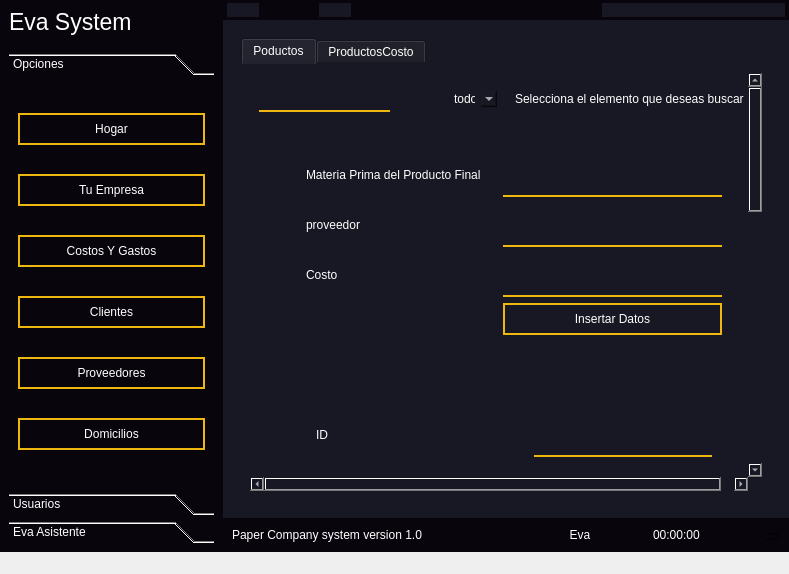
This is ui/EvaSystem.ui in leonardo2322/Eva as Qt 5 draws it before an edit. The edited form follows.
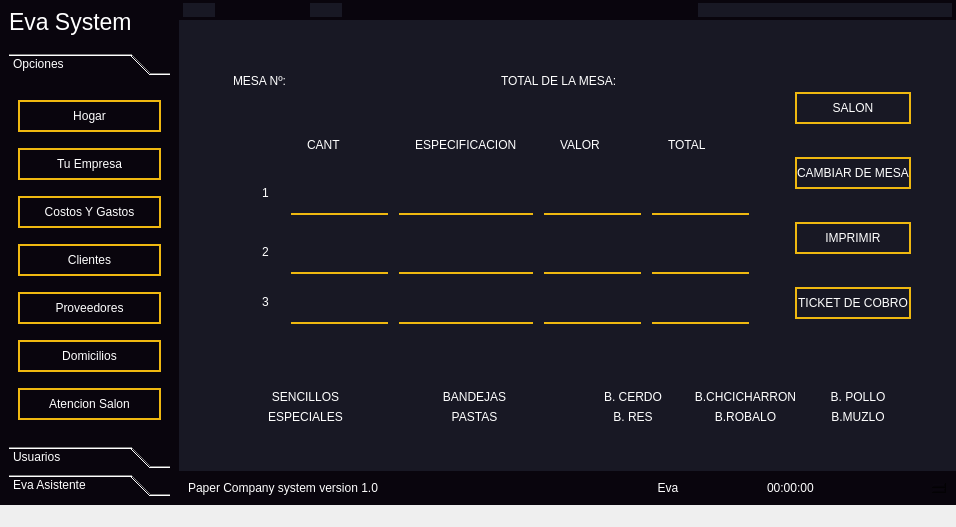
This is the edited form. The open tabs and pages were chosen to show the change. Icons and pictures are not drawn.

Patch:
```diff
--- a/ui/EvaSystem.ui
+++ b/ui/EvaSystem.ui
@@ -6,8 +6,8 @@
    <rect>
     <x>0</x>
     <y>0</y>
-    <width>789</width>
-    <height>574</height>
+    <width>956</width>
+    <height>527</height>
    </rect>
   </property>
   <property name="windowTitle">
@@ -153,8 +153,8 @@
               <rect>
                <x>0</x>
                <y>0</y>
-               <width>209</width>
-               <height>362</height>
+               <width>192</width>
+               <height>315</height>
               </rect>
              </property>
              <attribute name="icon">
@@ -234,6 +234,13 @@
                 </property>
                </widget>
               </item>
+              <item>
+               <widget class="QPushButton" name="bt_rest">
+                <property name="text">
+                 <string>Atencion Salon</string>
+                </property>
+               </widget>
+              </item>
              </layout>
             </widget>
             <widget class="QWidget" name="page_2users">
@@ -961,8 +968,8 @@
                       <rect>
                        <x>0</x>
                        <y>0</y>
-                       <width>513</width>
-                       <height>1211</height>
+                       <width>846</width>
+                       <height>1566</height>
                       </rect>
                      </property>
                      <layout class="QVBoxLayout" name="verticalLayout_19">
@@ -990,116 +997,6 @@
                          <property name="bottomMargin">
                           <number>0</number>
                          </property>
-                         <item>
-                          <widget class="QFrame" name="frame_16">
-                           <property name="frameShape">
-                            <enum>QFrame::StyledPanel</enum>
-                           </property>
-                           <property name="frameShadow">
-                            <enum>QFrame::Raised</enum>
-                           </property>
-                           <layout class="QHBoxLayout" name="horizontalLayout_17">
-                            <property name="spacing">
-                             <number>0</number>
-                            </property>
-                            <property name="leftMargin">
-                             <number>0</number>
-                            </property>
-                            <property name="topMargin">
-                             <number>0</number>
-                            </property>
-                            <property name="rightMargin">
-                             <number>0</number>
-                            </property>
-                            <property name="bottomMargin">
-                             <number>0</number>
-                            </property>
-                            <item>
-                             <widget class="QLineEdit" name="lineEdit">
-                              <property name="styleSheet">
-                               <string notr="true">QLineEdit{
-	height:25px;
-	border-bottom:2px solid #efb810;
-	width:100px
-}
-
-QLineEdit:hover{
-	background-color: rgba(9,5,13,.7)	
-}</string>
-                              </property>
-                             </widget>
-                            </item>
-                           </layout>
-                          </widget>
-                         </item>
-                         <item>
-                          <widget class="QFrame" name="frame_17">
-                           <property name="frameShape">
-                            <enum>QFrame::StyledPanel</enum>
-                           </property>
-                           <property name="frameShadow">
-                            <enum>QFrame::Raised</enum>
-                           </property>
-                           <layout class="QHBoxLayout" name="horizontalLayout_16">
-                            <item>
-                             <widget class="QPushButton" name="btn_search_in_costos">
-                              <property name="text">
-                               <string/>
-                              </property>
-                              <property name="icon">
-                               <iconset>
-                                <normaloff>:/icons/search.svg</normaloff>:/icons/search.svg</iconset>
-                              </property>
-                             </widget>
-                            </item>
-                           </layout>
-                          </widget>
-                         </item>
-                         <item>
-                          <widget class="QFrame" name="frame_19">
-                           <property name="frameShape">
-                            <enum>QFrame::StyledPanel</enum>
-                           </property>
-                           <property name="frameShadow">
-                            <enum>QFrame::Raised</enum>
-                           </property>
-                           <layout class="QHBoxLayout" name="horizontalLayout_18">
-                            <item>
-                             <widget class="QComboBox" name="comboBox">
-                              <item>
-                               <property name="text">
-                                <string>todos</string>
-                               </property>
-                              </item>
-                              <item>
-                               <property name="text">
-                                <string>fecha</string>
-                               </property>
-                              </item>
-                             </widget>
-                            </item>
-                           </layout>
-                          </widget>
-                         </item>
-                         <item>
-                          <widget class="QFrame" name="frame_18">
-                           <property name="frameShape">
-                            <enum>QFrame::StyledPanel</enum>
-                           </property>
-                           <property name="frameShadow">
-                            <enum>QFrame::Raised</enum>
-                           </property>
-                           <layout class="QHBoxLayout" name="horizontalLayout_13">
-                            <item>
-                             <widget class="QLabel" name="label_5">
-                              <property name="text">
-                               <string>Selecciona el elemento que deseas buscar</string>
-                              </property>
-                             </widget>
-                            </item>
-                           </layout>
-                          </widget>
-                         </item>
                         </layout>
                        </widget>
                       </item>
@@ -1192,6 +1089,66 @@
                                 </property>
                                </widget>
                               </item>
+                              <item row="4" column="1">
+                               <layout class="QGridLayout" name="gridLayout_3" rowstretch="0,0,0,0" columnstretch="0,0">
+                                <property name="leftMargin">
+                                 <number>10</number>
+                                </property>
+                                <property name="topMargin">
+                                 <number>10</number>
+                                </property>
+                                <property name="rightMargin">
+                                 <number>10</number>
+                                </property>
+                                <property name="bottomMargin">
+                                 <number>10</number>
+                                </property>
+                                <property name="horizontalSpacing">
+                                 <number>10</number>
+                                </property>
+                                <item row="1" column="1">
+                                 <widget class="QLineEdit" name="lnEdit_ID_Delete_Cyg"/>
+                                </item>
+                                <item row="1" column="0">
+                                 <widget class="QLabel" name="label_7">
+                                  <property name="text">
+                                   <string>ID</string>
+                                  </property>
+                                 </widget>
+                                </item>
+                                <item row="2" column="0">
+                                 <widget class="QLabel" name="label_8">
+                                  <property name="text">
+                                   <string>Nombre</string>
+                                  </property>
+                                 </widget>
+                                </item>
+                                <item row="3" column="0">
+                                 <widget class="QLabel" name="label_10">
+                                  <property name="text">
+                                   <string>Introducir nombre o ID para eliminar</string>
+                                  </property>
+                                 </widget>
+                                </item>
+                                <item row="3" column="1">
+                                 <widget class="QPushButton" name="btn_delete_cyg">
+                                  <property name="text">
+                                   <string>Eliminar</string>
+                                  </property>
+                                 </widget>
+                                </item>
+                                <item row="2" column="1">
+                                 <widget class="QLineEdit" name="lineEdit_6"/>
+                                </item>
+                                <item row="0" column="0">
+                                 <widget class="QLabel" name="label_35">
+                                  <property name="text">
+                                   <string>Eliminar datos de la tabla  materia prima</string>
+                                  </property>
+                                 </widget>
+                                </item>
+                               </layout>
+                              </item>
                              </layout>
                             </item>
                            </layout>
@@ -1249,7 +1206,7 @@
                            </property>
                            <layout class="QVBoxLayout" name="verticalLayout_36">
                             <item>
-                             <layout class="QGridLayout" name="gridLayout_3" rowstretch="0,0,0" columnstretch="0,0">
+                             <layout class="QGridLayout" name="gridLayout" rowstretch="0,0,0" columnstretch="0,0,0,0,0,0" rowminimumheight="0,0,0" columnminimumwidth="0,0,0,0,0,0">
                               <property name="leftMargin">
                                <number>10</number>
                               </property>
@@ -1266,24 +1223,24 @@
                                <number>10</number>
                               </property>
                               <item row="1" column="0">
-                               <widget class="QLabel" name="label_8">
+                               <widget class="QLabel" name="label_37">
                                 <property name="text">
                                  <string>Nombre</string>
                                 </property>
                                </widget>
                               </item>
-                              <item row="0" column="1">
-                               <widget class="QLineEdit" name="lnEdit_ID_Delete_Cyg"/>
-                              </item>
-                              <item row="0" column="0">
-                               <widget class="QLabel" name="label_7">
-                                <property name="text">
-                                 <string>ID</string>
-                                </property>
-                               </widget>
+                              <item row="2" column="5">
+                               <widget class="QLineEdit" name="lineEdit_16"/>
                               </item>
                               <item row="1" column="1">
-                               <widget class="QLineEdit" name="lineEdit_6"/>
+                               <widget class="QLineEdit" name="lineEdit_13">
+                                <property name="minimumSize">
+                                 <size>
+                                  <width>120</width>
+                                  <height>0</height>
+                                 </size>
+                                </property>
+                               </widget>
                               </item>
                               <item row="2" column="1">
                                <widget class="QPushButton" name="btn_delete_cyg">
@@ -1311,6 +1268,22 @@
                            </property>
                           </widget>
                          </item>
+                         <item>
+                          <spacer name="verticalSpacer">
+                           <property name="orientation">
+                            <enum>Qt::Vertical</enum>
+                           </property>
+                           <property name="sizeType">
+                            <enum>QSizePolicy::Minimum</enum>
+                           </property>
+                           <property name="sizeHint" stdset="0">
+                            <size>
+                             <width>20</width>
+                             <height>70</height>
+                            </size>
+                           </property>
+                          </spacer>
+                         </item>
                          <item>
                           <widget class="QFrame" name="frame_21">
                            <property name="frameShape">
@@ -1410,44 +1383,6 @@
                               </column>
                              </widget>
                             </item>
-                            <item>
-                             <widget class="QLabel" name="label_2">
-                              <property name="font">
-                               <font>
-                                <pointsize>12</pointsize>
-                               </font>
-                              </property>
-                              <property name="styleSheet">
-                               <string notr="true">QLabel{
-	background-color:rgba(0,0,0,.5);
-	height:20px;
-	border-radius:20px;
-}</string>
-                              </property>
-                              <property name="text">
-                               <string>Esta seccion te muestra la comparativa de precios De proveedores</string>
-                              </property>
-                             </widget>
-                            </item>
-                            <item>
-                             <widget class="QTableWidget" name="tableWidget_3">
-                              <column>
-                               <property name="text">
-                                <string>ID</string>
-                               </property>
-                              </column>
-                              <column>
-                               <property name="text">
-                                <string>Provedor</string>
-                               </property>
-                              </column>
-                              <column>
-                               <property name="text">
-                                <string>Costo</string>
-                               </property>
-                              </column>
-                             </widget>
-                            </item>
                            </layout>
                           </widget>
                          </item>
@@ -1879,6 +1814,437 @@
               </item>
              </layout>
             </widget>
+            <widget class="QWidget" name="stk_Atencion_salon">
+             <layout class="QVBoxLayout" name="verticalLayout_44">
+              <item>
+               <widget class="QFrame" name="frame_18">
+                <property name="frameShape">
+                 <enum>QFrame::StyledPanel</enum>
+                </property>
+                <property name="frameShadow">
+                 <enum>QFrame::Raised</enum>
+                </property>
+                <layout class="QVBoxLayout" name="verticalLayout_45">
+                 <item>
+                  <widget class="QFrame" name="frame_16">
+                   <property name="frameShape">
+                    <enum>QFrame::StyledPanel</enum>
+                   </property>
+                   <property name="frameShadow">
+                    <enum>QFrame::Raised</enum>
+                   </property>
+                   <layout class="QHBoxLayout" name="horizontalLayout_13">
+                    <item>
+                     <widget class="QFrame" name="frame_19">
+                      <property name="frameShape">
+                       <enum>QFrame::StyledPanel</enum>
+                      </property>
+                      <property name="frameShadow">
+                       <enum>QFrame::Raised</enum>
+                      </property>
+                      <layout class="QVBoxLayout" name="verticalLayout_46">
+                       <item>
+                        <widget class="QFrame" name="frame_37">
+                         <property name="styleSheet">
+                          <string notr="true">QPushButton{
+	border-radius:30px;
+	border: 2px solid #efb810;
+	padding:7px 0;
+}
+
+QPushButton:hover{
+	background-color: rgba(239,184,16,.5)
+}</string>
+                         </property>
+                         <property name="frameShape">
+                          <enum>QFrame::StyledPanel</enum>
+                         </property>
+                         <property name="frameShadow">
+                          <enum>QFrame::Raised</enum>
+                         </property>
+                         <layout class="QHBoxLayout" name="horizontalLayout_17">
+                          <item>
+                           <widget class="QLabel" name="label_52">
+                            <property name="text">
+                             <string>MESA Nº:</string>
+                            </property>
+                           </widget>
+                          </item>
+                          <item>
+                           <widget class="QLabel" name="label_53">
+                            <property name="text">
+                             <string>TOTAL DE LA MESA:</string>
+                            </property>
+                           </widget>
+                          </item>
+                         </layout>
+                        </widget>
+                       </item>
+                       <item>
+                        <widget class="QFrame" name="frame_38">
+                         <property name="styleSheet">
+                          <string notr="true">*{
+	padding:13px;
+}
+
+QLineEdit{
+	border-bottom:2px solid #efb810;
+}
+
+QLineEdit:hover{
+	background-color: rgba(9,5,13,.7)	
+}
+QRadioButton,QCheckBox{
+	background-color:rgba(128,128,128,.5);
+	border-radius:50px;
+}
+QDateEdit{
+	background-color:rgba(255,255,255,.3);
+	color:#000
+}</string>
+                         </property>
+                         <property name="frameShape">
+                          <enum>QFrame::StyledPanel</enum>
+                         </property>
+                         <property name="frameShadow">
+                          <enum>QFrame::Raised</enum>
+                         </property>
+                         <layout class="QVBoxLayout" name="verticalLayout_47">
+                          <item>
+                           <layout class="QGridLayout" name="gridLayout_2" rowstretch="0,0,0,0,0" rowminimumheight="0,0,0,0,0" columnminimumwidth="0,0,0,0,0,0,0,0">
+                            <item row="3" column="3">
+                             <widget class="QLineEdit" name="lineEdit_27"/>
+                            </item>
+                            <item row="4" column="7">
+                             <widget class="QLineEdit" name="lineEdit_33"/>
+                            </item>
+                            <item row="1" column="1">
+                             <widget class="QLineEdit" name="lineEdit_24"/>
+                            </item>
+                            <item row="0" column="3">
+                             <widget class="QLabel" name="label_5">
+                              <property name="text">
+                               <string>ESPECIFICACION</string>
+                              </property>
+                             </widget>
+                            </item>
+                            <item row="0" column="5">
+                             <widget class="QLabel" name="label_50">
+                              <property name="text">
+                               <string>VALOR</string>
+                              </property>
+                             </widget>
+                            </item>
+                            <item row="3" column="5">
+                             <widget class="QLineEdit" name="lineEdit_28"/>
+                            </item>
+                            <item row="1" column="4">
+                             <spacer name="horizontalSpacer">
+                              <property name="orientation">
+                               <enum>Qt::Horizontal</enum>
+                              </property>
+                              <property name="sizeHint" stdset="0">
+                               <size>
+                                <width>40</width>
+                                <height>20</height>
+                               </size>
+                              </property>
+                             </spacer>
+                            </item>
+                            <item row="1" column="2">
+                             <spacer name="horizontalSpacer_2">
+                              <property name="orientation">
+                               <enum>Qt::Horizontal</enum>
+                              </property>
+                              <property name="sizeHint" stdset="0">
+                               <size>
+                                <width>40</width>
+                                <height>20</height>
+                               </size>
+                              </property>
+                             </spacer>
+                            </item>
+                            <item row="4" column="1">
+                             <widget class="QLineEdit" name="lineEdit_30"/>
+                            </item>
+                            <item row="1" column="5">
+                             <widget class="QLineEdit" name="lineEdit"/>
+                            </item>
+                            <item row="3" column="1">
+                             <widget class="QLineEdit" name="lineEdit_26"/>
+                            </item>
+                            <item row="1" column="7">
+                             <widget class="QLineEdit" name="lineEdit_25"/>
+                            </item>
+                            <item row="4" column="3">
+                             <widget class="QLineEdit" name="lineEdit_31"/>
+                            </item>
+                            <item row="0" column="7">
+                             <widget class="QLabel" name="label_51">
+                              <property name="text">
+                               <string>TOTAL</string>
+                              </property>
+                             </widget>
+                            </item>
+                            <item row="2" column="5">
+                             <widget class="Line" name="line_3">
+                              <property name="orientation">
+                               <enum>Qt::Horizontal</enum>
+                              </property>
+                             </widget>
+                            </item>
+                            <item row="1" column="6">
+                             <spacer name="horizontalSpacer_3">
+                              <property name="orientation">
+                               <enum>Qt::Horizontal</enum>
+                              </property>
+                              <property name="sizeHint" stdset="0">
+                               <size>
+                                <width>40</width>
+                                <height>20</height>
+                               </size>
+                              </property>
+                             </spacer>
+                            </item>
+                            <item row="3" column="7">
+                             <widget class="QLineEdit" name="lineEdit_29"/>
+                            </item>
+                            <item row="4" column="5">
+                             <widget class="QLineEdit" name="lineEdit_32"/>
+                            </item>
+                            <item row="0" column="1">
+                             <widget class="QLabel" name="label_2">
+                              <property name="text">
+                               <string>CANT</string>
+                              </property>
+                             </widget>
+                            </item>
+                            <item row="1" column="3">
+                             <widget class="QLineEdit" name="lineEdit_23"/>
+                            </item>
+                            <item row="2" column="1">
+                             <widget class="Line" name="line_2">
+                              <property name="orientation">
+                               <enum>Qt::Horizontal</enum>
+                              </property>
+                             </widget>
+                            </item>
+                            <item row="2" column="7">
+                             <widget class="Line" name="line_4">
+                              <property name="orientation">
+                               <enum>Qt::Horizontal</enum>
+                              </property>
+                             </widget>
+                            </item>
+                            <item row="2" column="3">
+                             <widget class="Line" name="line">
+                              <property name="orientation">
+                               <enum>Qt::Horizontal</enum>
+                              </property>
+                             </widget>
+                            </item>
+                            <item row="1" column="0">
+                             <widget class="QLabel" name="label_54">
+                              <property name="text">
+                               <string>1</string>
+                              </property>
+                             </widget>
+                            </item>
+                            <item row="3" column="0">
+                             <widget class="QLabel" name="label_55">
+                              <property name="text">
+                               <string>2</string>
+                              </property>
+                             </widget>
+                            </item>
+                            <item row="4" column="0">
+                             <widget class="QLabel" name="label_56">
+                              <property name="text">
+                               <string>3</string>
+                              </property>
+                             </widget>
+                            </item>
+                           </layout>
+                          </item>
+                         </layout>
+                        </widget>
+                       </item>
+                      </layout>
+                     </widget>
+                    </item>
+                    <item>
+                     <widget class="QFrame" name="frame_34">
+                      <property name="styleSheet">
+                       <string notr="true">QPushButton{
+	border-radius:30px;
+	border: 2px solid #efb810;
+	padding:7px 0;
+}
+
+QPushButton:hover{
+	background-color: rgba(239,184,16,.5)
+}</string>
+                      </property>
+                      <property name="frameShape">
+                       <enum>QFrame::StyledPanel</enum>
+                      </property>
+                      <property name="frameShadow">
+                       <enum>QFrame::Raised</enum>
+                      </property>
+                      <layout class="QVBoxLayout" name="verticalLayout_48">
+                       <item>
+                        <widget class="QPushButton" name="pushButton_8">
+                         <property name="text">
+                          <string>SALON</string>
+                         </property>
+                        </widget>
+                       </item>
+                       <item>
+                        <widget class="QPushButton" name="pushButton_22">
+                         <property name="text">
+                          <string>CAMBIAR DE MESA</string>
+                         </property>
+                        </widget>
+                       </item>
+                       <item>
+                        <widget class="QPushButton" name="pushButton_23">
+                         <property name="text">
+                          <string>IMPRIMIR</string>
+                         </property>
+                        </widget>
+                       </item>
+                       <item>
+                        <widget class="QPushButton" name="pushButton_9">
+                         <property name="text">
+                          <string>TICKET DE COBRO</string>
+                         </property>
+                        </widget>
+                       </item>
+                      </layout>
+                     </widget>
+                    </item>
+                   </layout>
+                  </widget>
+                 </item>
+                 <item>
+                  <widget class="QFrame" name="frame_17">
+                   <property name="frameShape">
+                    <enum>QFrame::StyledPanel</enum>
+                   </property>
+                   <property name="frameShadow">
+                    <enum>QFrame::Raised</enum>
+                   </property>
+                   <layout class="QHBoxLayout" name="horizontalLayout_16">
+                    <item>
+                     <widget class="QFrame" name="frame_35">
+                      <property name="frameShape">
+                       <enum>QFrame::StyledPanel</enum>
+                      </property>
+                      <property name="frameShadow">
+                       <enum>QFrame::Raised</enum>
+                      </property>
+                      <layout class="QVBoxLayout" name="verticalLayout_49">
+                       <item>
+                        <layout class="QGridLayout" name="gridLayout_5">
+                         <item row="1" column="0">
+                          <widget class="QPushButton" name="pushButton_11">
+                           <property name="text">
+                            <string>ESPECIALES</string>
+                           </property>
+                          </widget>
+                         </item>
+                         <item row="0" column="0">
+                          <widget class="QPushButton" name="pushButton_10">
+                           <property name="text">
+                            <string>SENCILLOS</string>
+                           </property>
+                          </widget>
+                         </item>
+                         <item row="1" column="1">
+                          <widget class="QPushButton" name="pushButton_13">
+                           <property name="text">
+                            <string>PASTAS</string>
+                           </property>
+                          </widget>
+                         </item>
+                         <item row="0" column="1">
+                          <widget class="QPushButton" name="pushButton_12">
+                           <property name="text">
+                            <string>BANDEJAS</string>
+                           </property>
+                          </widget>
+                         </item>
+                        </layout>
+                       </item>
+                      </layout>
+                     </widget>
+                    </item>
+                    <item>
+                     <widget class="QFrame" name="frame_36">
+                      <property name="frameShape">
+                       <enum>QFrame::StyledPanel</enum>
+                      </property>
+                      <property name="frameShadow">
+                       <enum>QFrame::Raised</enum>
+                      </property>
+                      <layout class="QVBoxLayout" name="verticalLayout_50">
+                       <item>
+                        <layout class="QGridLayout" name="gridLayout_6">
+                         <item row="1" column="0">
+                          <widget class="QPushButton" name="pushButton_15">
+                           <property name="text">
+                            <string>B. RES</string>
+                           </property>
+                          </widget>
+                         </item>
+                         <item row="0" column="0">
+                          <widget class="QPushButton" name="pushButton_14">
+                           <property name="text">
+                            <string>B. CERDO</string>
+                           </property>
+                          </widget>
+                         </item>
+                         <item row="0" column="1">
+                          <widget class="QPushButton" name="pushButton_16">
+                           <property name="text">
+                            <string>B.CHCICHARRON</string>
+                           </property>
+                          </widget>
+                         </item>
+                         <item row="0" column="2">
+                          <widget class="QPushButton" name="pushButton_19">
+                           <property name="text">
+                            <string>B. POLLO</string>
+                           </property>
+                          </widget>
+                         </item>
+                         <item row="1" column="1">
+                          <widget class="QPushButton" name="pushButton_20">
+                           <property name="text">
+                            <string>B.ROBALO</string>
+                           </property>
+                          </widget>
+                         </item>
+                         <item row="1" column="2">
+                          <widget class="QPushButton" name="pushButton_21">
+                           <property name="text">
+                            <string>B.MUZLO</string>
+                           </property>
+                          </widget>
+                         </item>
+                        </layout>
+                       </item>
+                      </layout>
+                     </widget>
+                    </item>
+                   </layout>
+                  </widget>
+                 </item>
+                </layout>
+               </widget>
+              </item>
+             </layout>
+            </widget>
             <widget class="QWidget" name="stk_Clientes">
              <widget class="QPushButton" name="pushButton">
               <property name="geometry">
```
Left out of the diff: 495 changed lines with no effect on the pictures.
